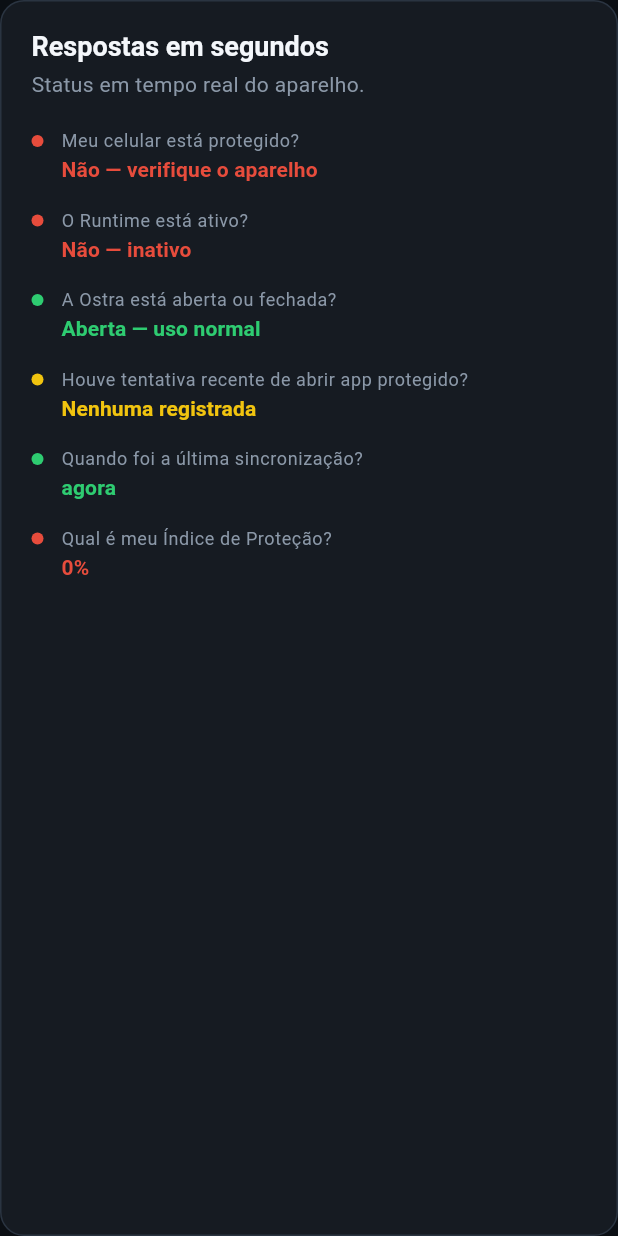
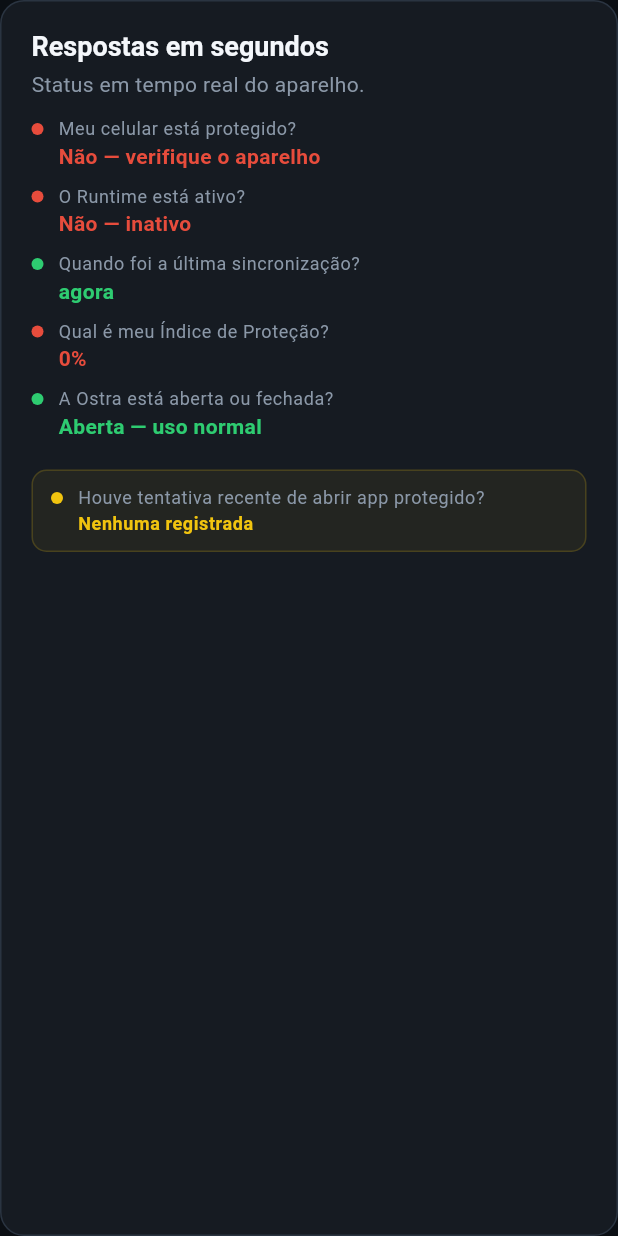
Before and after one commit to devhousecoastline/portal-guardiansense, a Flutter app: the ProtectionChecklistCard widget shown alone on an empty page, opened directly with empty values, on a phone screen of 412 x 824 dp. Run offline on Flutter 3.47's test engine with Material 3 defaults, Android fonts, the phone set to English and light mode, and no system bars; our stand-ins replace cloud_firestore, firebase_auth, firebase_core, flutter_map, go_router, latlong2; accounts and stored records are empty; Roboto replaces fonts that are missing (Segoe UI).

Commit message:
refactor(dashboard): alinhar UX offline e reorganizar checklist
Estado offline coerente nos três cards, checklist em 2 colunas com evento em largura total, e textos que deixam claro que os dados são da última sync.

```diff
--- a/lib/features/dashboard/domain/protection_snapshot.dart
+++ b/lib/features/dashboard/domain/protection_snapshot.dart
@@ -9,11 +9,26 @@ class ProtectionChecklistEntry {
     required this.question,
     required this.answer,
     required this.signal,
+    this.fullWidth = false,
   });
 
   final String question;
   final String answer;
   final ChecklistSignal signal;
+  final bool fullWidth;
+}
+
+/// Agrupamento do checklist para layout em colunas.
+class ChecklistLayout {
+  const ChecklistLayout({
+    required this.left,
+    required this.right,
+    this.fullWidth = const [],
+  });
+
+  final List<ProtectionChecklistEntry> left;
+  final List<ProtectionChecklistEntry> right;
+  final List<ProtectionChecklistEntry> fullWidth;
 }
 
 /// Respostas rápidas derivadas do [DeviceStatus] sincronizado pelo app.
@@ -74,6 +89,61 @@ abstract final class ProtectionSnapshot {
     }
 
     return entries;
+  }
+
+  /// Coluna esq.: proteção + runtime + sync · dir.: ostra · largura total: evento.
+  static ChecklistLayout checklistLayout(DeviceStatus status) {
+    final all = checklist(status);
+    ProtectionChecklistEntry? pick(String prefix) {
+      for (final e in all) {
+        if (e.question.startsWith(prefix)) return e;
+      }
+      return null;
+    }
+
+    final left = [
+      pick('Meu celular'),
+      pick('O Runtime'),
+      pick('Quando foi'),
+    ].whereType<ProtectionChecklistEntry>().toList();
+
+    final right = [
+      pick('A Ostra'),
+    ].whereType<ProtectionChecklistEntry>().toList();
+
+    final fullWidth = [
+      pick('Houve tentativa'),
+    ].whereType<ProtectionChecklistEntry>().toList();
+
+    // Fallback se ordem mudar — distribui o que sobrou.
+    final placed = {...left, ...right, ...fullWidth};
+    final rest = all.where((e) => !placed.contains(e)).toList();
+    if (rest.isNotEmpty) {
+      left.addAll(rest.where((e) => !e.fullWidth));
+    }
+
+    return ChecklistLayout(left: left, right: right, fullWidth: fullWidth);
+  }
+
+  static String setupCardSubtitle(DeviceStatus status) {
+    if (!status.isOnline) {
+      return 'Último estado sincronizado — aparelho offline agora.';
+    }
+    if (!status.hasSetupChecklist) {
+      return 'Aguardando checklist do app.';
+    }
+    final complete = status.pendingSetupItems.isEmpty &&
+        status.configuredSetupItems.isNotEmpty;
+    if (complete) return 'Todos os requisitos do app estão em dia.';
+    return 'O que falta ajustar no app para chegar a 100%.';
+  }
+
+  static String dashboardFooter(DeviceStatus status) {
+    if (!status.isOnline) {
+      return 'Dados abaixo refletem a última sincronização do aparelho.';
+    }
+    return 'O celular detecta, decide e bloqueia. '
+        'O portal apenas reflete o que foi sincronizado.';
   }
 
   static String _protectedAnswer(DeviceStatus status) => switch (status.level) {
--- a/lib/features/dashboard/presentation/widgets/protection_checklist_card.dart
+++ b/lib/features/dashboard/presentation/widgets/protection_checklist_card.dart
@@ -11,10 +11,11 @@ class ProtectionChecklistCard extends StatelessWidget {
 
   @override
   Widget build(BuildContext context) {
-    final entries = ProtectionSnapshot.checklist(status);
+    final layout = ProtectionSnapshot.checklistLayout(status);
+    final twoColumns = MediaQuery.sizeOf(context).width >= 640;
 
     return SectionCard(
-      padding: const EdgeInsets.fromLTRB(20, 18, 20, 6),
+      padding: const EdgeInsets.fromLTRB(20, 18, 20, 10),
       child: Column(
         crossAxisAlignment: CrossAxisAlignment.start,
         children: [
@@ -24,29 +25,57 @@ class ProtectionChecklistCard extends StatelessWidget {
           ),
           const SizedBox(height: 4),
           Text(
-            'Status em tempo real do aparelho.',
+            status.isOnline
+                ? 'Status em tempo real do aparelho.'
+                : 'Último estado conhecido do aparelho.',
             style: Theme.of(context).textTheme.bodyMedium?.copyWith(
                   color: AppColors.textMuted,
                 ),
           ),
           const SizedBox(height: 12),
-          ...entries.map(
-            (entry) => _ChecklistRow(
-              entry: entry,
-              compact: entry.answer.length > 48,
-            ),
-          ),
+          if (twoColumns && layout.right.isNotEmpty)
+            Row(
+              crossAxisAlignment: CrossAxisAlignment.start,
+              children: [
+                Expanded(child: _ChecklistColumn(entries: layout.left)),
+                const SizedBox(width: 20),
+                Expanded(child: _ChecklistColumn(entries: layout.right)),
+              ],
+            )
+          else
+            _ChecklistColumn(entries: [...layout.left, ...layout.right]),
+          if (layout.fullWidth.isNotEmpty) ...[
+            const SizedBox(height: 4),
+            for (final entry in layout.fullWidth)
+              _ChecklistRow(entry: entry, fullWidth: true),
+          ],
         ],
       ),
     );
   }
 }
 
+class _ChecklistColumn extends StatelessWidget {
+  const _ChecklistColumn({required this.entries});
+
+  final List<ProtectionChecklistEntry> entries;
+
+  @override
+  Widget build(BuildContext context) {
+    return Column(
+      crossAxisAlignment: CrossAxisAlignment.stretch,
+      children: [
+        for (final entry in entries) _ChecklistRow(entry: entry),
+      ],
+    );
+  }
+}
+
 class _ChecklistRow extends StatelessWidget {
-  const _ChecklistRow({required this.entry, this.compact = false});
+  const _ChecklistRow({required this.entry, this.fullWidth = false});
 
   final ProtectionChecklistEntry entry;
-  final bool compact;
+  final bool fullWidth;
 
   @override
   Widget build(BuildContext context) {
@@ -56,9 +85,22 @@ class _ChecklistRow extends StatelessWidget {
       ChecklistSignal.alert => AppColors.riskCritical,
       ChecklistSignal.muted => AppColors.textMuted,
     };
+    final compact = fullWidth || entry.answer.length > 40;
 
     return Padding(
-      padding: const EdgeInsets.symmetric(vertical: 8),
+      padding: EdgeInsets.only(bottom: fullWidth ? 4 : 10, top: fullWidth ? 6 : 0),
+      child: Container(
+        width: double.infinity,
+        padding: fullWidth
+            ? const EdgeInsets.symmetric(horizontal: 12, vertical: 10)
+            : EdgeInsets.zero,
+        decoration: fullWidth
+            ? BoxDecoration(
+                color: color.withValues(alpha: 0.06),
+                borderRadius: BorderRadius.circular(10),
+                border: Border.all(color: color.withValues(alpha: 0.18)),
+              )
+            : null,
         child: Row(
           crossAxisAlignment: CrossAxisAlignment.start,
           children: [
@@ -70,7 +112,7 @@ class _ChecklistRow extends StatelessWidget {
                 decoration: BoxDecoration(color: color, shape: BoxShape.circle),
               ),
             ),
-          const SizedBox(width: 12),
+            const SizedBox(width: 10),
             Expanded(
               child: Column(
                 crossAxisAlignment: CrossAxisAlignment.start,
@@ -79,18 +121,19 @@ class _ChecklistRow extends StatelessWidget {
                     entry.question,
                     style: Theme.of(context).textTheme.bodySmall?.copyWith(
                           color: AppColors.textMuted,
+                          height: 1.25,
                         ),
                   ),
                   const SizedBox(height: 2),
                   Text(
                     entry.answer,
                     style: (compact
-                          ? Theme.of(context).textTheme.bodyMedium
-                          : Theme.of(context).textTheme.titleSmall)
+                            ? Theme.of(context).textTheme.bodySmall
+                            : Theme.of(context).textTheme.bodyMedium)
                         ?.copyWith(
                       color: color,
                       fontWeight: FontWeight.w600,
-                    height: 1.35,
+                      height: 1.3,
                     ),
                   ),
                 ],
@@ -98,6 +141,7 @@ class _ChecklistRow extends StatelessWidget {
             ),
           ],
         ),
+      ),
     );
   }
 }
```
Also changed, not shown: lib/features/dashboard/presentation/dashboard_page.dart (+9 -13 lines), lib/features/dashboard/presentation/widgets/protection_setup_card.dart (+93 -102 lines), lib/features/dashboard/presentation/widgets/protection_status_hero.dart (+69 -17 lines). Lines whose indentation alone changed are shown as unchanged.
